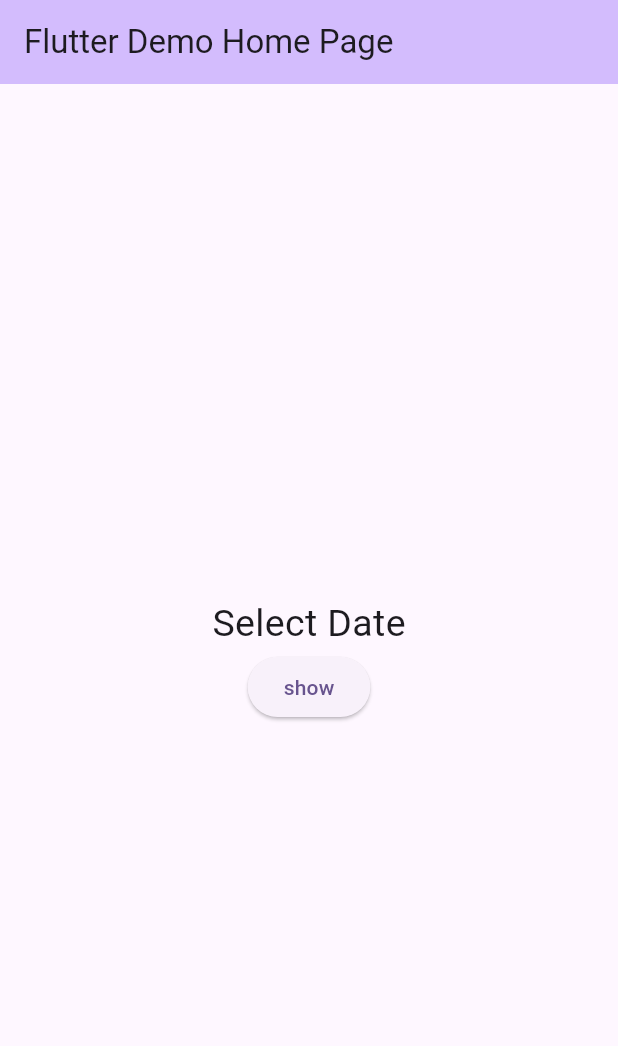
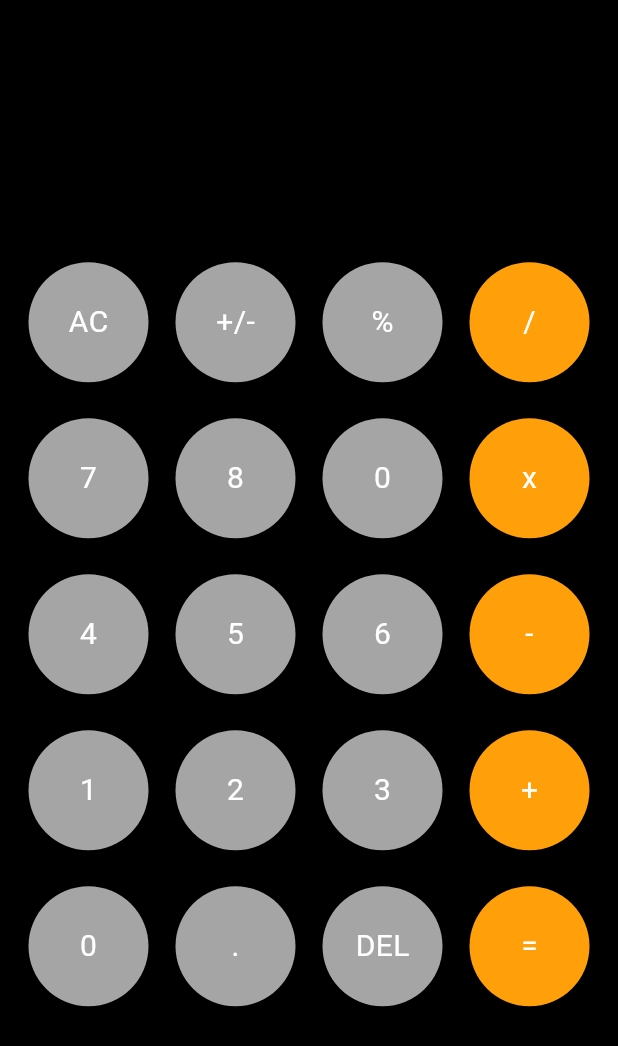
Before and after one commit to muhammadyasir8837/flutter-app, a Flutter app: the screen it shows after launch, on a phone screen of 412 x 824 dp. Shown: the top 1046 px of the screen. Run offline on Flutter 3.47's test engine with Material 3 defaults, Android fonts, the phone set to English and light mode, and no system bars; our stand-ins replace math_expressions.

Commit message:
calculator_app

```diff
--- /dev/null
+++ b/lib/components/my_button.dart
@@ -0,0 +1,35 @@
+import 'package:flutter/material.dart';
+
+class MyButton extends StatelessWidget{
+  final String title;
+final Color color;
+final VoidCallback onPress;
+  const MyButton({Key?key,
+    required this.title,
+    this.color =const Color(0xffa5a5a5),
+    required this.onPress
+  }):super(key: key);
+
+  @override
+  Widget build(BuildContext context) {
+    return Expanded(
+      child: Padding(
+        padding: const EdgeInsets.symmetric(vertical: 12),
+        child: InkWell(
+          onTap: onPress,
+          child: Container(
+            height: 80,
+            decoration: BoxDecoration(
+                shape: BoxShape.circle,
+                color: color
+            ),
+            child: Center(
+                child: Text(title,style: TextStyle(fontSize: 20,color: Colors.white),)),
+          ),
+        ),
+      ),
+    );
+
+  }
+
+}
--- /dev/null
+++ b/lib/home_screen.dart
@@ -0,0 +1,226 @@
+import 'package:flutter/material.dart';
+import 'package:my_first_app/components/my_button.dart';
+import 'package:my_first_app/constant.dart';
+import 'package:math_expressions/math_expressions.dart';
+class HomeScreen extends StatefulWidget{
+  const HomeScreen({Key?key}):super(key:key);
+  @override
+ State<HomeScreen> createState()=> _HomeScreenState();
+
+  }
+  class _HomeScreenState extends State<HomeScreen>{
+  var userInput =  '';
+  var answer = '';
+  @override
+  Widget build(BuildContext context) {
+ print('rebuild');
+ return Scaffold(
+   backgroundColor: Colors.black,
+  // backgroundColor: Colors.orange,
+body: SafeArea(
+
+    child: Padding(
+      padding: const EdgeInsets.symmetric(horizontal: 10),
+      child: Column(
+        children: [
+         Expanded(
+            child: Padding(
+              padding: const EdgeInsets.symmetric(vertical: 20),
+              child: Column(
+                mainAxisAlignment: MainAxisAlignment.end,
+                crossAxisAlignment: CrossAxisAlignment.end,
+                children: [
+
+                 Align(
+                   alignment : Alignment.bottomRight,
+                     child: Text(userInput.toString(),style: TextStyle(fontSize: 30,color: Colors.white),)),
+                 SizedBox(height:10),
+                 Text(answer.toString(),style: TextStyle(fontSize: 30,color: Colors.white),),
+
+
+                ],
+              ),
+            ),
+          ),
+          Expanded(
+           flex: 4,
+            child: Column(
+              children: [
+                Row(
+
+                  children: [
+                    MyButton(title:'AC',onPress: (){
+                     userInput = '';
+                     answer =  '';
+                     setState(() {
+
+                     });
+                    },),
+                    MyButton(title: '+/-',onPress: (){
+                      userInput += '+/';
+                      setState(() {
+
+                      });
+                    },),
+                    MyButton(title: '%',onPress: (){
+                      userInput += '%';
+                      setState(() {
+
+                      });
+                    },),
+                    MyButton(title: '/',onPress:(){
+                      userInput += '/';
+                      setState(() {
+
+                      });
+                    },color: Color(0xffffa00a),),
+                  ],
+                ),
+                Row(
+
+                  children: [
+                    MyButton(title:'7',onPress: (){
+                  userInput += '7';
+                  setState(() {
+
+                  });
+                    },),
+                    MyButton(title: '8',onPress: (){
+                      userInput += '8';
+                      setState(() {
+
+                      });
+                    },),
+
+
+                    MyButton(title: '0',onPress: (){
+                      userInput += '0';
+                      setState(() {
+
+                      });
+                    },),
+                    MyButton(title: 'x',onPress:(){
+                      userInput += '*';
+                      setState(() {
+
+                      });
+                    },color: Color(0xffffa00a),),
+                  ],
+                ),
+                Row(
+
+                  children: [
+                    MyButton(title:'4',onPress: (){
+                      userInput += '4';
+                      setState(() {
+
+                      });
+                    },),
+                    MyButton(title: '5',onPress: (){
+                      userInput += '5';
+                      setState(() {
+
+                      });
+                    },),
+                    MyButton(title: '6',onPress: (){
+                      userInput += '6';
+                      setState(() {
+
+                      });
+                    },),
+                    MyButton(title: '-',onPress:(){
+                      userInput += '-';
+                      setState(() {
+
+                      });
+                    }, color: Color(0xffffa00a),),
+                  ],
+                ),
+                Row(
+
+                  children: [
+                    MyButton(title:'1',onPress: (){
+                      userInput += '1';
+                      setState(() {
+
+                      });
+                    },),
+                    MyButton(title: '2',onPress: (){
+                      userInput += '2';
+                      setState(() {
+
+                      });
+                    },),
+                    MyButton(title: '3',onPress: (){
+                      userInput += '3';
+                      setState(() {
+
+                      });
+                    },),
+                    MyButton(title: '+',onPress:(){
+                      userInput += '+';
+                      setState(() {
+
+                      });
+                    },color: Color(0xffffa00a),),
+                  ],
+                ),
+                Row(
+
+                  children: [
+                    MyButton(title:'0',onPress: (){
+                      userInput += '0';
+                      setState(() {
+
+                      });
+                    },),
+                    MyButton(title: '.',onPress: (){
+                      userInput += '.';
+                      setState(() {
+
+                      });
+                    },),
+                    MyButton(title: 'DEL',onPress: (){
+                      userInput = userInput.substring(0,userInput.length-1);
+                      setState(() {
+
+                      });
+
+                    },),
+                    MyButton(title: '=',onPress:(){
+                      equalPress();
+                      setState(() {
+
+                      });
+                    },color: Color(0xffffa00a),),
+                  ],
+                ),
+              ],
+            ),
+          ),
+
+
+
+      SizedBox(height: 10,),
+
+
+
+
+        ]
+      ),
+    ),
+  ),
+
+ );
+  }
+void equalPress(){
+
+   String finalUserInput =  userInput.replaceAll('x', '*');
+Parser p =Parser();
+   Expression expression = p.parse(userInput);
+   ContextModel contextModel = ContextModel();
+   double eval = expression.evaluate(EvaluationType.REAL,contextModel);
+   answer =  eval.toString();
+
+}
+  }
--- a/lib/main.dart
+++ b/lib/main.dart
@@ -1,81 +1,20 @@
 import 'package:flutter/material.dart';
-import 'package:intl/intl.dart';
-
-void main() {
-  runApp(const MyApp());
+import 'home_screen.dart';
+void main(){
+  runApp(MyApp());
 }
 
-class MyApp extends StatelessWidget {
-  const MyApp({super.key});
+  class MyApp extends StatelessWidget{
 
-  // This widget is the root of your application.
-  @override
-  Widget build(BuildContext context) {
-    return MaterialApp(
-      title: 'Flutter Demo',
-      theme: ThemeData(
+   @override
+  Widget build(BuildContext context){
+     return  MaterialApp(
+       debugShowCheckedModeBanner: false,
+       home: HomeScreen(),
+     );
 
-        colorScheme: ColorScheme.fromSeed(seedColor: Colors.deepPurple),
-      ),
-      debugShowCheckedModeBanner: false,
-      home: const MyHomePage(title: 'Flutter Demo Home Page'),
-    );
   }
-}
-
-class MyHomePage extends StatefulWidget {
-  const MyHomePage({super.key, required this.title});
 
 
 
-  final String title;
-
-  @override
-  State<MyHomePage> createState() => _MyHomePageState();
 }
-
-class _MyHomePageState extends State<MyHomePage> {
-  int _counter = 0;
-
-  void _incrementCounter() {
-    setState(() {
-
-      _counter++;
-    });
-  }
-
-  @override
-  Widget build(BuildContext context) {
-var time = DateTime.now();
-    return Scaffold(
-      appBar: AppBar(
-
-        backgroundColor: Theme.of(context).colorScheme.inversePrimary,
-
-        title: Text(widget.title),
-      ),
-      body:Center(
-        child: Column(
-          mainAxisAlignment: MainAxisAlignment.center,
-          children: [
-            Text('Select Date',style: TextStyle(fontSize: 25),),
-            ElevatedButton(
-              onPressed: ()  async {
-TimeOfDay? pickedTime = await showTimePicker(
-  context: context,
-  initialTime: TimeOfDay.now(),
-  initialEntryMode: TimePickerEntryMode.dial
-);
-
-
-
-
-              },
-              child: Text('show'),
-            )
-          ],
-        ),
-      ),
-    );
-  }
-}
--- a/pubspec.yaml
+++ b/pubspec.yaml
@@ -34,7 +34,8 @@ dependencies:
   # The following adds the Cupertino Icons font to your application.
   # Use with the CupertinoIcons class for iOS style icons.
   cupertino_icons: ^1.0.8
-
+  http:
+  math_expressions:
 dev_dependencies:
   flutter_test:
     sdk: flutter
```
Also changed, not shown: lib/constant.dart (added, +7 -0 lines), pubspec.lock, 1 other file.
